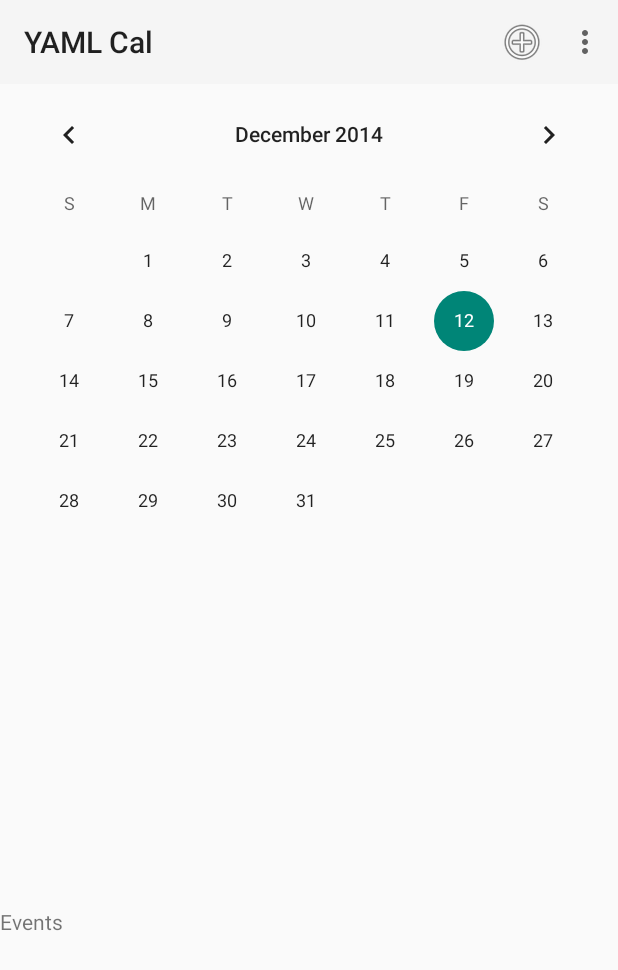
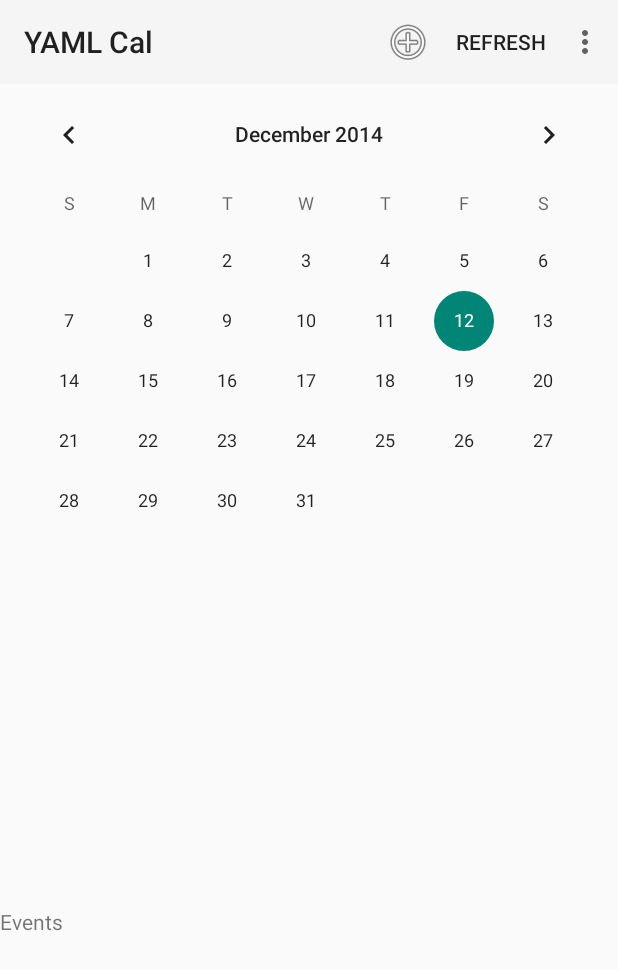
Before and after one commit to jebaum/calendar, an Android app: the screen it shows after launch (MainActivity), on a phone screen of 412 x 824 dp. Shown: the top 970 px of the screen. Run offline under Robolectric (Android 15) with nearby library versions, the phone set to English and light mode, and no system bars.

Commit message:
Removed seconds from time picker display button

```diff
--- a/android/app/src/main/java/cs130/androidyamlcal/AddEventActivity.java
+++ b/android/app/src/main/java/cs130/androidyamlcal/AddEventActivity.java
@@ -90,9 +90,11 @@ public class AddEventActivity extends ActionBarActivity
 		}
 
 		_startDateButton.setText(DateFormat.getDateInstance().format(_startTime.getTime()));
-		_startTimeButton.setText(DateFormat.getTimeInstance().format(_startTime.getTime()));
+		_startTimeButton.setText(DateFormat.getTimeInstance(DateFormat.SHORT)
+				.format(_startTime.getTime()));
 		_endDateButton.setText(DateFormat.getDateInstance().format(_endTime.getTime()));
-		_endTimeButton.setText(DateFormat.getTimeInstance().format(_endTime.getTime()));
+		_endTimeButton.setText(DateFormat.getTimeInstance(DateFormat.SHORT)
+				.format(_endTime.getTime()));
 
 		_startDateButton.setOnClickListener(new View.OnClickListener()
 		{
--- a/android/app/src/main/res/menu/main.xml
+++ b/android/app/src/main/res/menu/main.xml
@@ -7,6 +7,11 @@
         android:id="@+id/add_event"
         android:title="@string/add_event"
         android:icon="@android:drawable/ic_menu_add"
+        app:showAsAction="ifRoom"/>
+
+    <item
+        android:id="@+id/refresh"
+        android:title="@string/refresh"
         app:showAsAction="ifRoom"/>
 
     <item
--- a/android/app/src/main/res/values/strings.xml
+++ b/android/app/src/main/res/values/strings.xml
@@ -27,5 +27,6 @@
     <string name="start_date_button">Starting Date</string>
     <string name="save">Save</string>
     <string name="remove">Remove</string>
+    <string name="refresh">Refresh</string>
 
 </resources>
```
Also changed, not shown: android/app/src/main/java/cs130/androidyamlcal/MainActivity.java (+7 -36 lines), 1 other file.
